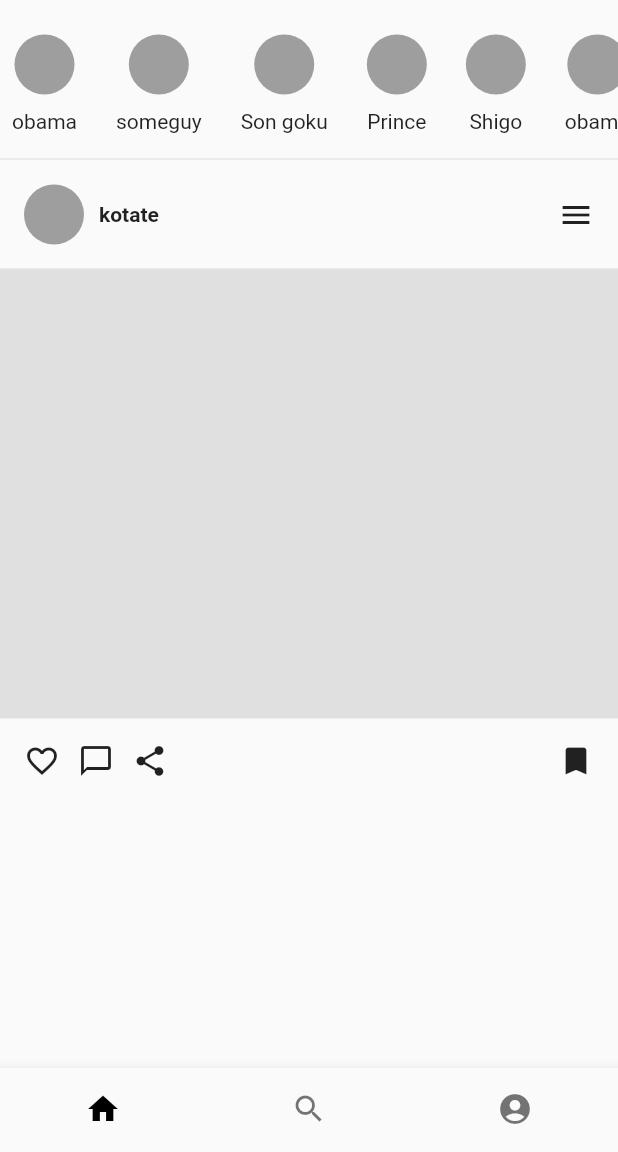
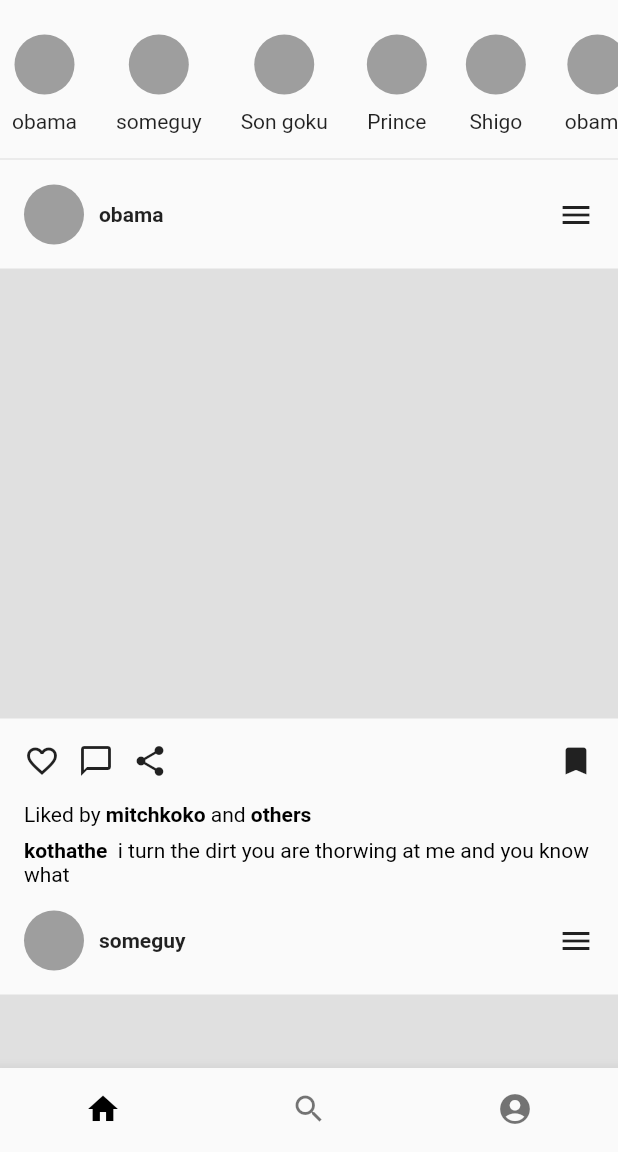
Before and after one commit to sang-ng/instagram_clone, a Flutter app: the screen it shows after launch, on a phone screen of 412 x 824 dp, the part 84-1236 px from its top. Run offline on Flutter 3.47's test engine with Material 2 defaults, Android fonts, the phone set to English and light mode, and no system bars.

Commit message:
- finished HomeScreen

```diff
--- a/lib/screens/HomeScreen.dart
+++ b/lib/screens/HomeScreen.dart
@@ -80,7 +80,13 @@ class HomeScreen extends StatelessWidget {
           const Divider(
             height: 2,
           ),
-          UserPosts(name: 'kotate',)
+          Expanded(
+            child: ListView.builder(
+              physics: BouncingScrollPhysics(),
+              itemBuilder: (context, index) => UserPosts(name: users[index]),
+              itemCount: users.length,
+            ),
+          )
         ],
       );
     }
--- a/lib/utils/user_posts.dart
+++ b/lib/utils/user_posts.dart
@@ -5,11 +5,12 @@ import 'package:flutter/widgets.dart';
 class UserPosts extends StatelessWidget {
   final String name;
 
-  UserPosts({Key? key, required this.name}) : super(key: key);
+  const UserPosts({Key? key, required this.name}) : super(key: key);
 
   @override
   Widget build(BuildContext context) {
     return Column(
+      crossAxisAlignment: CrossAxisAlignment.start,
       children: [
         Padding(
           padding: const EdgeInsets.all(16.0),
@@ -20,8 +21,8 @@ class UserPosts extends StatelessWidget {
               Container(
                 width: 40,
                 height: 40,
-                decoration:
-                    BoxDecoration(color: Colors.grey, shape: BoxShape.circle),
+                decoration: const BoxDecoration(
+                    color: Colors.grey, shape: BoxShape.circle),
               ),
               const SizedBox(
                 width: 10,
@@ -31,10 +32,10 @@ class UserPosts extends StatelessWidget {
               Expanded(
                 child: Text(
                   name,
-                  style: TextStyle(fontWeight: FontWeight.bold),
+                  style: const TextStyle(fontWeight: FontWeight.bold),
                 ),
               ),
-              Icon(Icons.menu)
+              const Icon(Icons.menu)
             ],
           ),
         ),
@@ -61,13 +62,51 @@ class UserPosts extends StatelessWidget {
                   Icon(Icons.share),
                 ],
               ),
-              Icon(Icons.bookmark)
+              const Icon(Icons.bookmark)
             ],
           ),
         ),
 
-        /*Comments*/
+        /*Liked by..*/
+        Padding(
+          padding: const EdgeInsets.only(left: 16.0),
+          child: Row(
+            children: [
+              RichText(
+                text: const TextSpan(
+                    text: 'Liked by',
+                    style: TextStyle(color: Colors.black),
+                    children: <TextSpan>[
+                      TextSpan(
+                        text: ' mitchkoko',
+                        style: TextStyle(
+                            color: Colors.black, fontWeight: FontWeight.bold),
+                      ),
+                      TextSpan(text: " and"),
+                      TextSpan(
+                          text: " others",
+                          style: TextStyle(fontWeight: FontWeight.bold))
+                    ]),
+              ),
+            ],
+          ),
+        ),
 
+        /*caption*/
+        Padding(
+            padding: const EdgeInsets.only(left: 16.0, top: 8.0),
+            child: RichText(
+              text: const TextSpan(
+                  style: TextStyle(color: Colors.black),
+                  children: [
+                    TextSpan(
+                        text: 'kothathe ',
+                        style: TextStyle(fontWeight: FontWeight.bold)),
+                    TextSpan(
+                        text:
+                            ' i turn the dirt you are thorwing at me and you know what')
+                  ]),
+            ))
       ],
     );
   }
```
